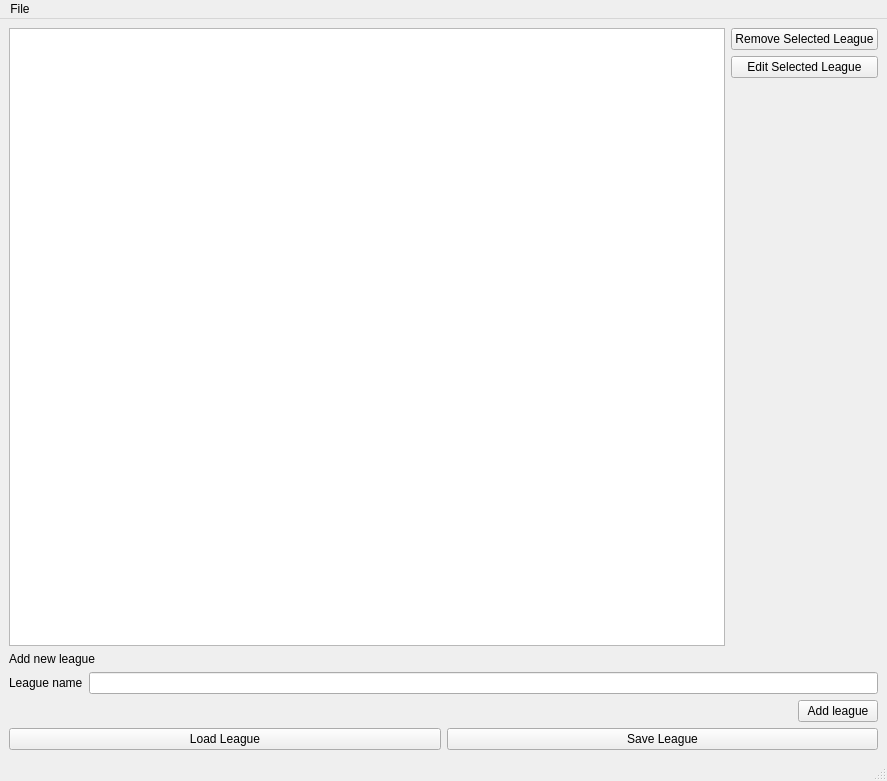
Above: curling_league/main_window.ui from mattwbdv/Sports-League-Manager before the change. Below: the same form after it.
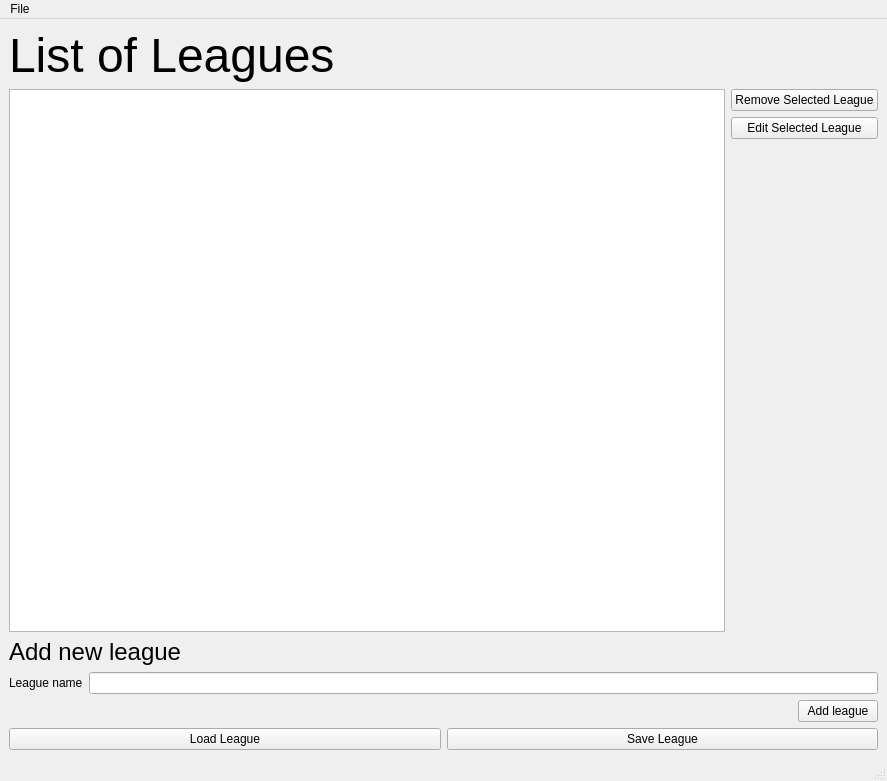
That is the form after the change.

Commit message: building out the edit league dialog modal

The edit to the form file:
```diff
--- a/curling_league/main_window.ui
+++ b/curling_league/main_window.ui
@@ -15,6 +15,18 @@
   </property>
   <widget class="QWidget" name="centralwidget">
    <layout class="QVBoxLayout" name="verticalLayout_2">
+    <item>
+     <widget class="QLabel" name="main_window_title">
+      <property name="font">
+       <font>
+        <pointsize>36</pointsize>
+       </font>
+      </property>
+      <property name="text">
+       <string>List of Leagues</string>
+      </property>
+     </widget>
+    </item>
     <item>
      <layout class="QHBoxLayout" name="horizontalLayout_2">
       <item>
@@ -63,6 +75,11 @@
        <layout class="QVBoxLayout" name="verticalLayout_3">
         <item>
          <widget class="QLabel" name="label">
+          <property name="font">
+           <font>
+            <pointsize>18</pointsize>
+           </font>
+          </property>
           <property name="text">
            <string>Add new league </string>
           </property>
```
Left out of the diff: 10 changed lines with no effect on the pictures. The commit also changes 5 other files.
